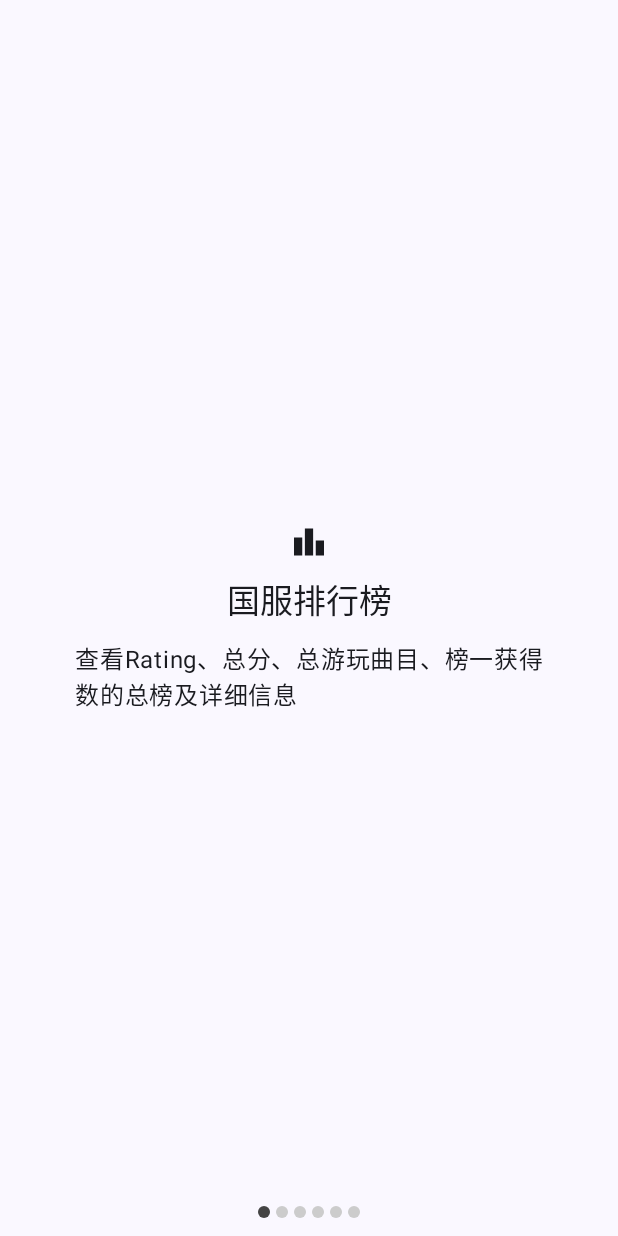
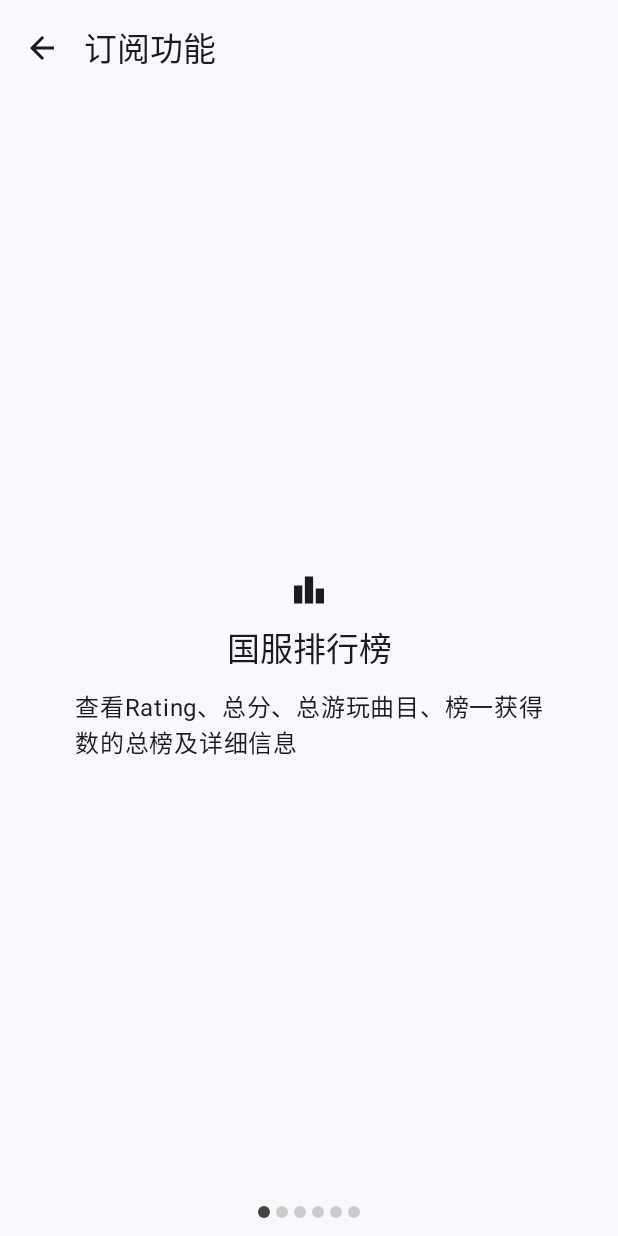
Before and after one commit to Louiswu2011/chafenqi-android, an Android app built with Jetpack Compose: the composable PremiumPerksPage shown on its own in the app's theme, on a phone screen of 412 x 824 dp. Run offline under Robolectric (Android 15) with nearby library versions, the phone set to English and light mode, and no system bars.

Commit message:
separate perks page

```diff
--- a/app/src/main/java/com/nltv/chafenqi/MainActivity.kt
+++ b/app/src/main/java/com/nltv/chafenqi/MainActivity.kt
@@ -58,6 +58,7 @@ import com.nltv.chafenqi.view.info.maimai.InfoMaimaiNameplatePage
 import com.nltv.chafenqi.view.info.maimai.InfoMaimaiTrophyPage
 import com.nltv.chafenqi.view.info.maimai.level.InfoMaimaiLevelsPage
 import com.nltv.chafenqi.view.login.LoginPage
+import com.nltv.chafenqi.view.premium.PremiumPerksPage
 import com.nltv.chafenqi.view.premium.PremiumRedeemPage
 import com.nltv.chafenqi.view.settings.SettingsPage
 import com.nltv.chafenqi.view.settings.about.SettingsAboutPage
@@ -235,6 +236,9 @@ fun LogonPage(navController: NavHostController) {
                     navController
                 )
             }
+            composable(HomeNavItem.Home.route + "/settings/user/perks") { PremiumPerksPage(
+                navController = navController
+            ) }
             composable(HomeNavItem.Home.route + "/settings/user/bind/fish") {
                 SettingsBindFishPage(
                     navController
--- a/app/src/main/java/com/nltv/chafenqi/view/premium/PremiumRedeemPage.kt
+++ b/app/src/main/java/com/nltv/chafenqi/view/premium/PremiumRedeemPage.kt
@@ -9,6 +9,7 @@ import androidx.compose.foundation.layout.Column
 import androidx.compose.foundation.layout.Row
 import androidx.compose.foundation.layout.Spacer
 import androidx.compose.foundation.layout.fillMaxHeight
+import androidx.compose.foundation.layout.fillMaxSize
 import androidx.compose.foundation.layout.fillMaxWidth
 import androidx.compose.foundation.layout.padding
 import androidx.compose.foundation.layout.size
@@ -62,6 +63,7 @@ import androidx.compose.ui.unit.dp
 import androidx.lifecycle.viewmodel.compose.viewModel
 import androidx.navigation.NavController
 import com.nltv.chafenqi.SCREEN_PADDING
+import com.nltv.chafenqi.view.home.HomeNavItem
 import kotlinx.coroutines.launch
 
 @OptIn(ExperimentalMaterial3Api::class)
@@ -100,8 +102,6 @@ fun PremiumRedeemPage(navController: NavController) {
                 .fillMaxWidth()
                 .fillMaxHeight()
         ) {
-            PremiumPerksPage(Modifier.weight(0.7f))
-            HorizontalDivider()
             Column(
                 Modifier
                     .fillMaxWidth()
@@ -110,23 +110,43 @@ fun PremiumRedeemPage(navController: NavController) {
                 horizontalAlignment = Alignment.CenterHorizontally
             ) {
                 PremiumRedeemInputField(navController, snackbarHostState)
-                PremiumRedeemInfo()
+                PremiumRedeemInfo(navController)
             }
         }
     }
 }
 
-@OptIn(ExperimentalFoundationApi::class)
+@OptIn(ExperimentalMaterial3Api::class)
 @Composable
-fun PremiumPerksPage(modifier: Modifier) {
+fun PremiumPerksPage(navController: NavController) {
     val pageState = rememberPagerState(
         pageCount = { PREMIUM_PERKS.size }
     )
 
+    Scaffold (
+        topBar = {
+            TopAppBar(
+                title = { Text(text = "订阅功能") },
+                scrollBehavior = TopAppBarDefaults.pinnedScrollBehavior(),
+                colors = TopAppBarDefaults.topAppBarColors(
+                    containerColor = MaterialTheme.colorScheme.surface,
+                    titleContentColor = MaterialTheme.colorScheme.onSurface
+                ),
+                navigationIcon = {
+                    IconButton(onClick = { navController.navigateUp() }) {
+                        Icon(
+                            imageVector = Icons.AutoMirrored.Filled.ArrowBack,
+                            contentDescription = "返回上一级"
+                        )
+                    }
+                }
+            )
+        },
+    ) { paddingValues ->
         Box(
             modifier = Modifier
-            .fillMaxWidth()
-            .then(modifier)
+                .fillMaxSize()
+                .padding(paddingValues)
         ) {
             HorizontalPager(
                 state = pageState,
@@ -164,6 +184,7 @@ fun PremiumPerksPage(modifier: Modifier) {
                             .background(color)
                             .size(8.dp)
                     )
+                }
             }
         }
     }
@@ -261,7 +282,7 @@ fun PremiumRedeemInputField(navController: NavController, snackbarHostState: Sna
 }
 
 @Composable
-fun PremiumRedeemInfo() {
+fun PremiumRedeemInfo(navController: NavController) {
     val model: PremiumRedeemPageViewModel = viewModel()
     val uriHandler = LocalUriHandler.current
 
@@ -281,7 +302,7 @@ fun PremiumRedeemInfo() {
             Spacer(modifier = Modifier.size(ButtonDefaults.IconSpacing))
             Text(text = "获取兑换码")
         }
-        TextButton(onClick = { /*TODO*/ }) {
+        TextButton(onClick = { navController.navigate(HomeNavItem.Home.route + "/settings/user/perks") }) {
             Icon(
                 imageVector = Icons.Default.CardGiftcard,
                 contentDescription = "了解订阅功能",
```
Also changed, not shown: 1 other file. Lines whose indentation alone changed are shown as unchanged.
